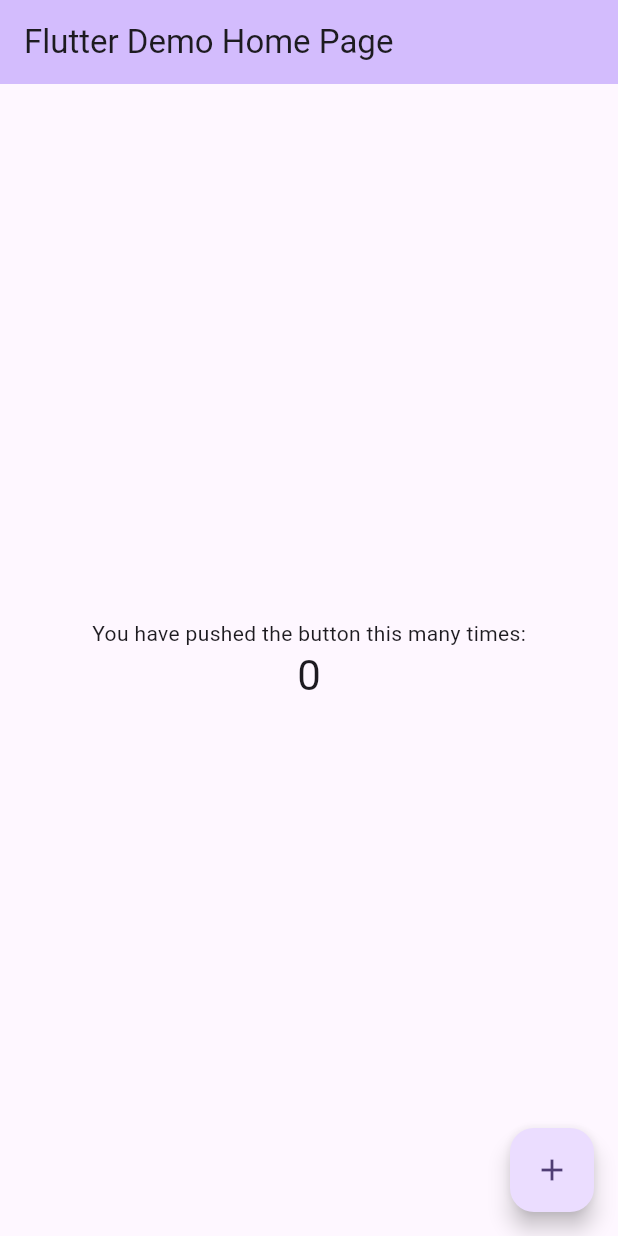
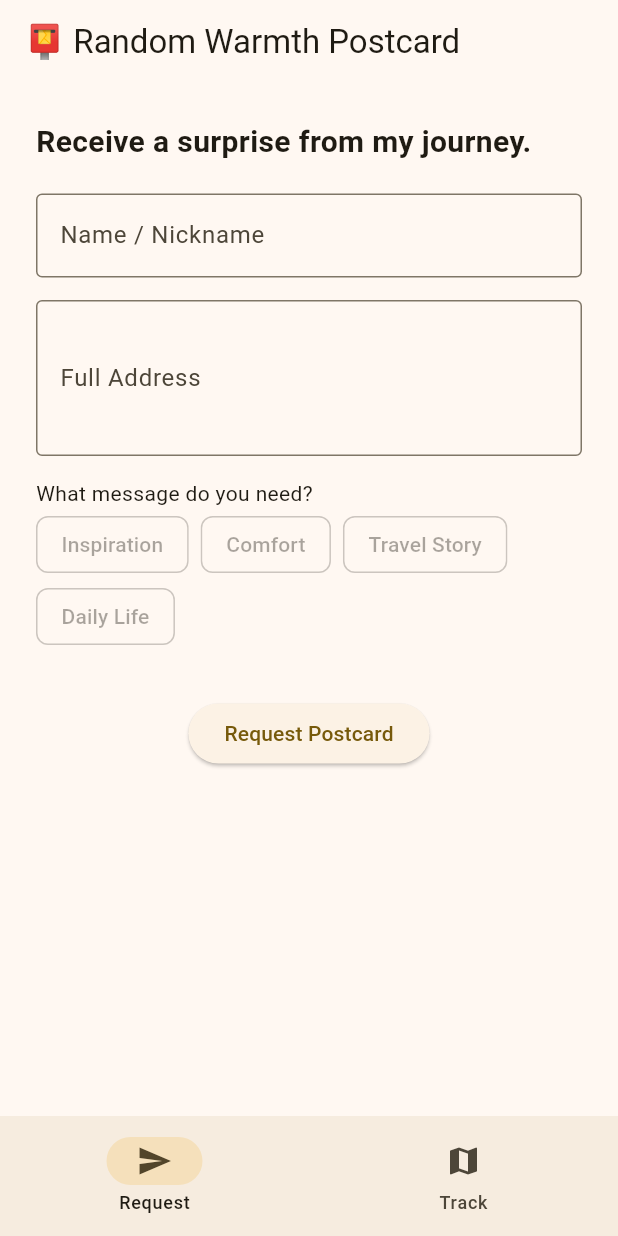
Before and after one commit to LEO0331/WarmthFromAfar, a Flutter app: the screen it shows after launch, on a phone screen of 412 x 824 dp. Run offline on Flutter 3.47's test engine with Material 3 defaults, Android fonts, the phone set to English and light mode, and no system bars.

Commit message:
basic format

```diff
--- a/lib/main.dart
+++ b/lib/main.dart
@@ -1,122 +1,87 @@
 import 'package:flutter/material.dart';
 
-void main() {
-  runApp(const MyApp());
-}
+void main() => runApp(const PostcardApp());
 
-class MyApp extends StatelessWidget {
-  const MyApp({super.key});
-
-  // This widget is the root of your application.
+class PostcardApp extends StatelessWidget {
+  const PostcardApp({super.key});
   @override
   Widget build(BuildContext context) {
     return MaterialApp(
-      title: 'Flutter Demo',
-      theme: ThemeData(
-        // This is the theme of your application.
-        //
-        // TRY THIS: Try running your application with "flutter run". You'll see
-        // the application has a purple toolbar. Then, without quitting the app,
-        // try changing the seedColor in the colorScheme below to Colors.green
-        // and then invoke "hot reload" (save your changes or press the "hot
-        // reload" button in a Flutter-supported IDE, or press "r" if you used
-        // the command line to start the app).
-        //
-        // Notice that the counter didn't reset back to zero; the application
-        // state is not lost during the reload. To reset the state, use hot
-        // restart instead.
-        //
-        // This works for code too, not just values: Most code changes can be
-        // tested with just a hot reload.
-        colorScheme: .fromSeed(seedColor: Colors.deepPurple),
-      ),
-      home: const MyHomePage(title: 'Flutter Demo Home Page'),
+      theme: ThemeData(useMaterial3: true, colorSchemeSeed: Colors.amber),
+      home: const MainNavigator(),
     );
   }
 }
 
-class MyHomePage extends StatefulWidget {
-  const MyHomePage({super.key, required this.title});
-
-  // This widget is the home page of your application. It is stateful, meaning
-  // that it has a State object (defined below) that contains fields that affect
-  // how it looks.
-
-  // This class is the configuration for the state. It holds the values (in this
-  // case the title) provided by the parent (in this case the App widget) and
-  // used by the build method of the State. Fields in a Widget subclass are
-  // always marked "final".
-
-  final String title;
-
+class MainNavigator extends StatefulWidget {
+  const MainNavigator({super.key});
   @override
-  State<MyHomePage> createState() => _MyHomePageState();
+  State<MainNavigator> createState() => _MainNavigatorState();
 }
 
-class _MyHomePageState extends State<MyHomePage> {
-  int _counter = 0;
-
-  void _incrementCounter() {
-    setState(() {
-      // This call to setState tells the Flutter framework that something has
-      // changed in this State, which causes it to rerun the build method below
-      // so that the display can reflect the updated values. If we changed
-      // _counter without calling setState(), then the build method would not be
-      // called again, and so nothing would appear to happen.
-      _counter++;
-    });
-  }
+class _MainNavigatorState extends State<MainNavigator> {
+  int _index = 0;
+  final _pages = [const RequestPage(), const TrackingPage()];
 
   @override
   Widget build(BuildContext context) {
-    // This method is rerun every time setState is called, for instance as done
-    // by the _incrementCounter method above.
-    //
-    // The Flutter framework has been optimized to make rerunning build methods
-    // fast, so that you can just rebuild anything that needs updating rather
-    // than having to individually change instances of widgets.
     return Scaffold(
-      appBar: AppBar(
-        // TRY THIS: Try changing the color here to a specific color (to
-        // Colors.amber, perhaps?) and trigger a hot reload to see the AppBar
-        // change color while the other colors stay the same.
-        backgroundColor: Theme.of(context).colorScheme.inversePrimary,
-        // Here we take the value from the MyHomePage object that was created by
-        // the App.build method, and use it to set our appbar title.
-        title: Text(widget.title),
-      ),
-      body: Center(
-        // Center is a layout widget. It takes a single child and positions it
-        // in the middle of the parent.
-        child: Column(
-          // Column is also a layout widget. It takes a list of children and
-          // arranges them vertically. By default, it sizes itself to fit its
-          // children horizontally, and tries to be as tall as its parent.
-          //
-          // Column has various properties to control how it sizes itself and
-          // how it positions its children. Here we use mainAxisAlignment to
-          // center the children vertically; the main axis here is the vertical
-          // axis because Columns are vertical (the cross axis would be
-          // horizontal).
-          //
-          // TRY THIS: Invoke "debug painting" (choose the "Toggle Debug Paint"
-          // action in the IDE, or press "p" in the console), to see the
-          // wireframe for each widget.
-          mainAxisAlignment: .center,
-          children: [
-            const Text('You have pushed the button this many times:'),
-            Text(
-              '$_counter',
-              style: Theme.of(context).textTheme.headlineMedium,
-            ),
-          ],
-        ),
-      ),
-      floatingActionButton: FloatingActionButton(
-        onPressed: _incrementCounter,
-        tooltip: 'Increment',
-        child: const Icon(Icons.add),
+      appBar: AppBar(title: const Text("📮 Random Warmth Postcard")),
+      body: _pages[_index],
+      bottomNavigationBar: NavigationBar(
+        selectedIndex: _index,
+        onDestinationSelected: (i) => setState(() => _index = i),
+        destinations: const [
+          NavigationDestination(icon: Icon(Icons.send), label: "Request"),
+          NavigationDestination(icon: Icon(Icons.map), label: "Track"),
+        ],
       ),
     );
   }
 }
+
+// 頁面 A: 請求表單
+class RequestPage extends StatelessWidget {
+  const RequestPage({super.key});
+  @override
+  Widget build(BuildContext context) {
+    return SingleChildScrollView(
+      padding: const EdgeInsets.all(24),
+      child: Column(
+        crossAxisAlignment: CrossAxisAlignment.start,
+        children: [
+          const Text("Receive a surprise from my journey.", style: TextStyle(fontSize: 20, fontWeight: FontWeight.bold)),
+          const SizedBox(height: 20),
+          TextFormField(decoration: const InputDecoration(labelText: "Name / Nickname", border: OutlineInputBorder())),
+          const SizedBox(height: 15),
+          TextFormField(maxLines: 3, decoration: const InputDecoration(labelText: "Full Address", border: OutlineInputBorder())),
+          const SizedBox(height: 15),
+          const Text("What message do you need?"),
+          Wrap(
+            spacing: 8,
+            children: ["Inspiration", "Comfort", "Travel Story", "Daily Life"].map((topic) => ChoiceChip(label: Text(topic), selected: false)).toList(),
+          ),
+          const SizedBox(height: 30),
+          Center(child: ElevatedButton(onPressed: () {}, child: const Text("Request Postcard"))),
+        ],
+      ),
+    );
+  }
+}
+
+// 頁面 B: 追蹤列表
+class TrackingPage extends StatelessWidget {
+  const TrackingPage({super.key});
+  @override
+  Widget build(BuildContext context) {
+    return ListView.builder(
+      itemCount: 5,
+      itemBuilder: (context, i) => ListTile(
+        leading: const Icon(Icons.mark_as_unread),
+        title: Text("To: Stranger in London"),
+        subtitle: const Text("Status: Sent from Tokyo on 2024/05/20"),
+        trailing: const Icon(Icons.chevron_right),
+      ),
+    );
+  }
+}
```
